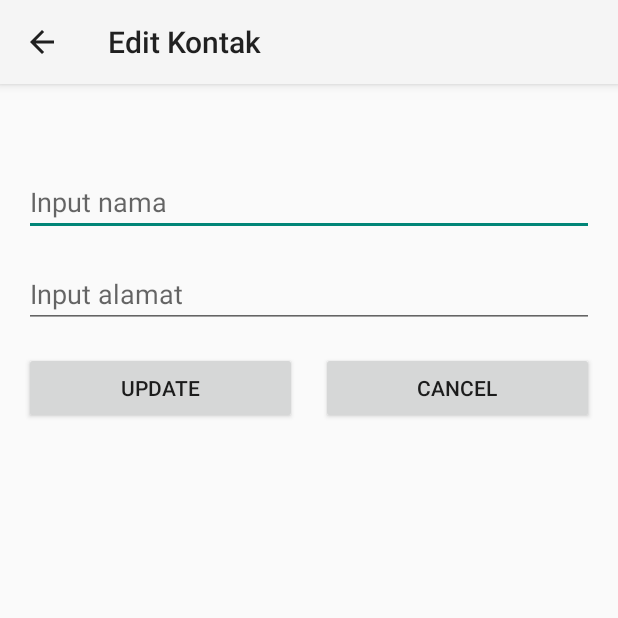
After one commit to Zygen1/vsga-2024, an Android app: the EditActivity screen opened directly, with no data from a screen before it, on a phone screen of 412 x 824 dp, the top half of it. The commit adds this screen. Run offline under Robolectric (Android 15) with nearby library versions, the phone set to English and light mode, and no system bars.

Commit message:
Yey bisa

```diff
--- /dev/null
+++ b/app/src/main/java/com/lamdapratama/vsga2024/EditActivity.java
@@ -0,0 +1,65 @@
+package com.lamdapratama.vsga2024;
+
+import android.os.Bundle;
+import android.view.View;
+import android.widget.EditText;
+import android.widget.Toast;
+
+import androidx.activity.EdgeToEdge;
+import androidx.appcompat.app.AppCompatActivity;
+import androidx.core.graphics.Insets;
+import androidx.core.view.ViewCompat;
+import androidx.core.view.WindowInsetsCompat;
+
+public class EditActivity extends AppCompatActivity {
+
+    private DBHelper dbhelper;
+    private EditText namaEditText;
+    private EditText alamatEditText;
+
+    @Override
+    protected void onCreate(Bundle savedInstanceState) {
+        super.onCreate(savedInstanceState);
+        EdgeToEdge.enable(this);
+        setContentView(R.layout.activity_edit);
+        ViewCompat.setOnApplyWindowInsetsListener(findViewById(R.id.main), (v, insets) -> {
+            Insets systemBars = insets.getInsets(WindowInsetsCompat.Type.systemBars());
+            v.setPadding(systemBars.left, systemBars.top, systemBars.right, systemBars.bottom);
+            return insets;
+        });
+
+        dbhelper = new DBHelper(this);
+        alamatEditText = findViewById(R.id.updateAlamatEditText);
+        namaEditText = findViewById(R.id.updateNamaEditText);
+
+        Bundle extras = getIntent().getExtras();
+        if(extras != null){
+            alamatEditText.setText(extras.getString("alamat"));
+            namaEditText.setText(extras.getString("nama"));
+        }
+    }
+
+    public void cancel(View view){
+        finish();
+    }
+
+    public void update(View view){
+        String id = getIntent().getExtras().getString("id");
+
+        //sanity check
+        String nama = namaEditText.getText().toString();
+        if(nama.isEmpty()){
+            Toast.makeText(this, "Nama tidak boleh kosong", Toast.LENGTH_SHORT).show();
+            return;
+        }
+
+        String alamat = alamatEditText.getText().toString();
+        if(alamat.isEmpty()){
+            Toast.makeText(this, "Alamat tidak boleh kosong", Toast.LENGTH_SHORT).show();
+            return;
+        }
+
+        dbhelper.updateKontak(id, nama, alamat);
+        finish();
+    }
+}
--- /dev/null
+++ b/app/src/main/res/layout/activity_edit.xml
@@ -0,0 +1,55 @@
+<?xml version="1.0" encoding="utf-8"?>
+<LinearLayout xmlns:android="http://schemas.android.com/apk/res/android"
+    xmlns:tools="http://schemas.android.com/tools"
+    android:id="@+id/main"
+    android:layout_width="match_parent"
+    android:layout_height="match_parent"
+    android:layout_marginStart="16dp"
+    android:layout_marginTop="56dp"
+    android:layout_marginEnd="16dp"
+    android:layout_marginBottom="16dp"
+    android:orientation="vertical"
+    tools:context=".EditActivity">
+
+    <EditText
+        android:id="@+id/updateNamaEditText"
+        android:layout_width="match_parent"
+        android:layout_height="wrap_content"
+        android:ems="10"
+        android:hint="@string/input_nama"
+        android:inputType="text" />
+
+    <EditText
+        android:id="@+id/updateAlamatEditText"
+        android:layout_width="match_parent"
+        android:layout_height="wrap_content"
+        android:layout_marginTop="16dp"
+        android:ems="10"
+        android:hint="@string/input_alamat"
+        android:inputType="text" />
+
+    <LinearLayout
+        android:layout_width="match_parent"
+        android:layout_height="wrap_content"
+        android:layout_marginTop="16dp"
+        android:orientation="horizontal">
+
+        <Button
+            android:id="@+id/button"
+            android:layout_width="wrap_content"
+            android:layout_height="wrap_content"
+            android:layout_marginEnd="8dp"
+            android:layout_weight="1"
+            android:text="@string/update"
+            android:onClick="update"/>
+
+        <Button
+            android:id="@+id/button2"
+            android:layout_width="wrap_content"
+            android:layout_height="wrap_content"
+            android:layout_marginStart="8dp"
+            android:layout_weight="1"
+            android:text="@string/cancel"
+            android:onClick="cancel"/>
+    </LinearLayout>
+</LinearLayout>
--- a/app/src/main/res/values/strings.xml
+++ b/app/src/main/res/values/strings.xml
@@ -5,4 +5,6 @@
     <string name="input_alamat">Input alamat</string>
     <string name="submit">Submit</string>
     <string name="cancel">Cancel</string>
+    <string name="update">Update</string>
+    <string name="edit_kontak">Edit Kontak</string>
 </resources>
```
Also changed, not shown: app/src/main/AndroidManifest.xml (+6 -1 lines), app/src/main/java/com/lamdapratama/vsga2024/DBHelper.java (+12 -3 lines), app/src/main/java/com/lamdapratama/vsga2024/Kontak.java (+7 -1 lines), app/src/main/java/com/lamdapratama/vsga2024/MainActivity.java (+8 -2 lines).
